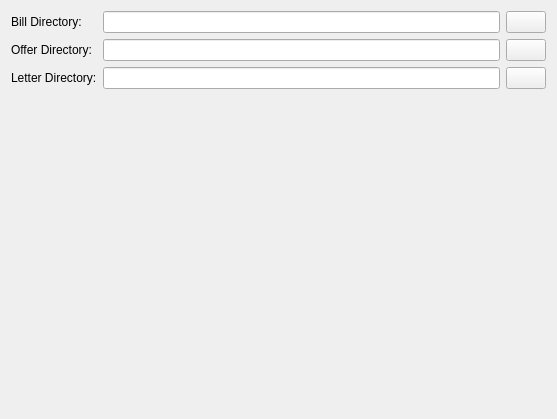
First picture: the form in ui/widgets/appsettingswidget.ui, repository PhilippParis/BusinessManager, before the edit.
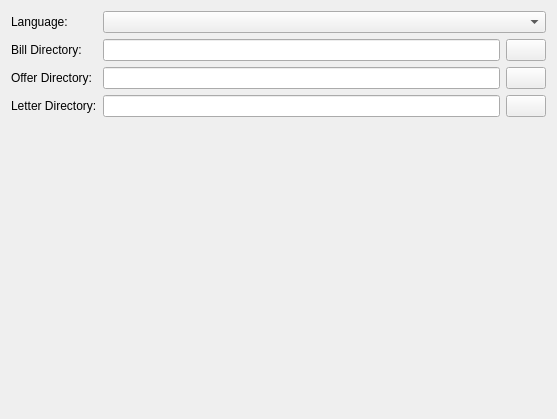
Second picture: the form after the edit. Icons and pictures are not drawn.

Diff of the .ui file:
```diff
--- a/ui/widgets/appsettingswidget.ui
+++ b/ui/widgets/appsettingswidget.ui
@@ -16,14 +16,14 @@
   <layout class="QVBoxLayout" name="verticalLayout">
    <item>
     <layout class="QFormLayout" name="formLayout">
-     <item row="0" column="0">
+     <item row="1" column="0">
       <widget class="QLabel" name="billDirectoryLabel">
        <property name="text">
         <string>Bill Directory:</string>
        </property>
       </widget>
      </item>
-     <item row="0" column="1">
+     <item row="1" column="1">
       <layout class="QHBoxLayout" name="horizontalLayout">
        <item>
         <widget class="QLineEdit" name="leBillDir"/>
@@ -41,14 +41,14 @@
        </item>
       </layout>
      </item>
-     <item row="1" column="0">
+     <item row="2" column="0">
       <widget class="QLabel" name="offerDirectoryLabel">
        <property name="text">
         <string>Offer Directory:</string>
        </property>
       </widget>
      </item>
-     <item row="1" column="1">
+     <item row="2" column="1">
       <layout class="QHBoxLayout" name="horizontalLayout_2">
        <item>
         <widget class="QLineEdit" name="leOfferDir"/>
@@ -66,14 +66,14 @@
        </item>
       </layout>
      </item>
-     <item row="2" column="0">
+     <item row="3" column="0">
       <widget class="QLabel" name="letterDirectoryLabel">
        <property name="text">
         <string>Letter Directory:</string>
        </property>
       </widget>
      </item>
-     <item row="2" column="1">
+     <item row="3" column="1">
       <layout class="QHBoxLayout" name="horizontalLayout_3">
        <item>
         <widget class="QLineEdit" name="leLetterDir"/>
@@ -91,6 +91,16 @@
        </item>
       </layout>
      </item>
+     <item row="0" column="0">
+      <widget class="QLabel" name="label">
+       <property name="text">
+        <string>Language:</string>
+       </property>
+      </widget>
+     </item>
+     <item row="0" column="1">
+      <widget class="QComboBox" name="cbLanguage"/>
+     </item>
     </layout>
    </item>
   </layout>
```
